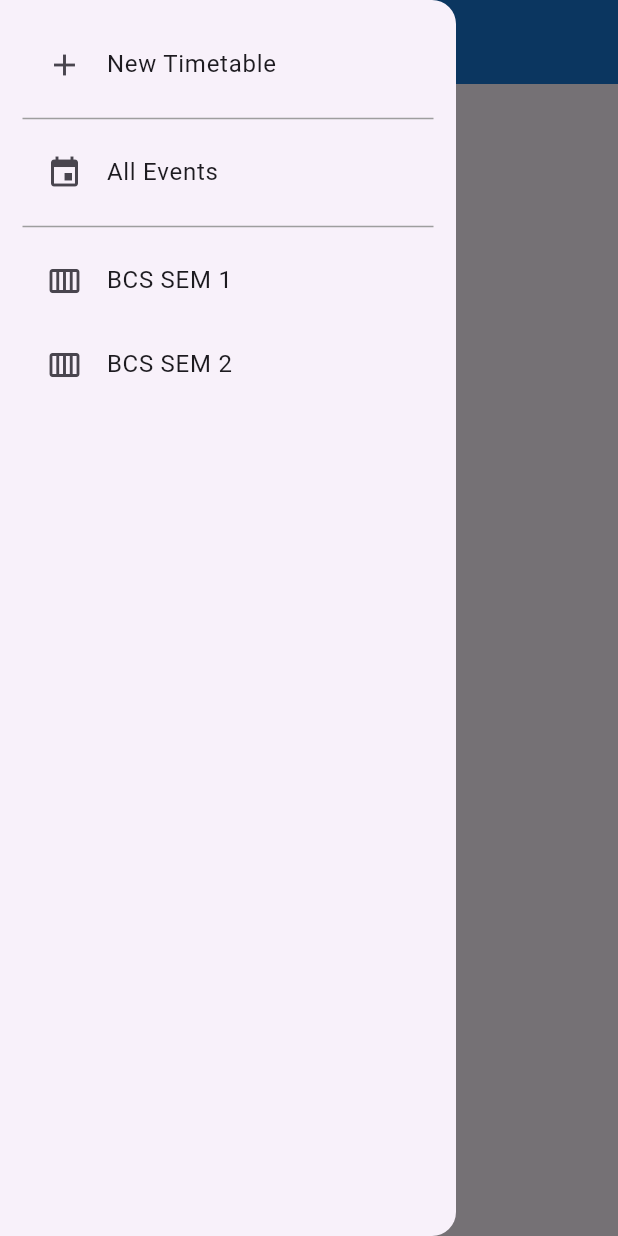
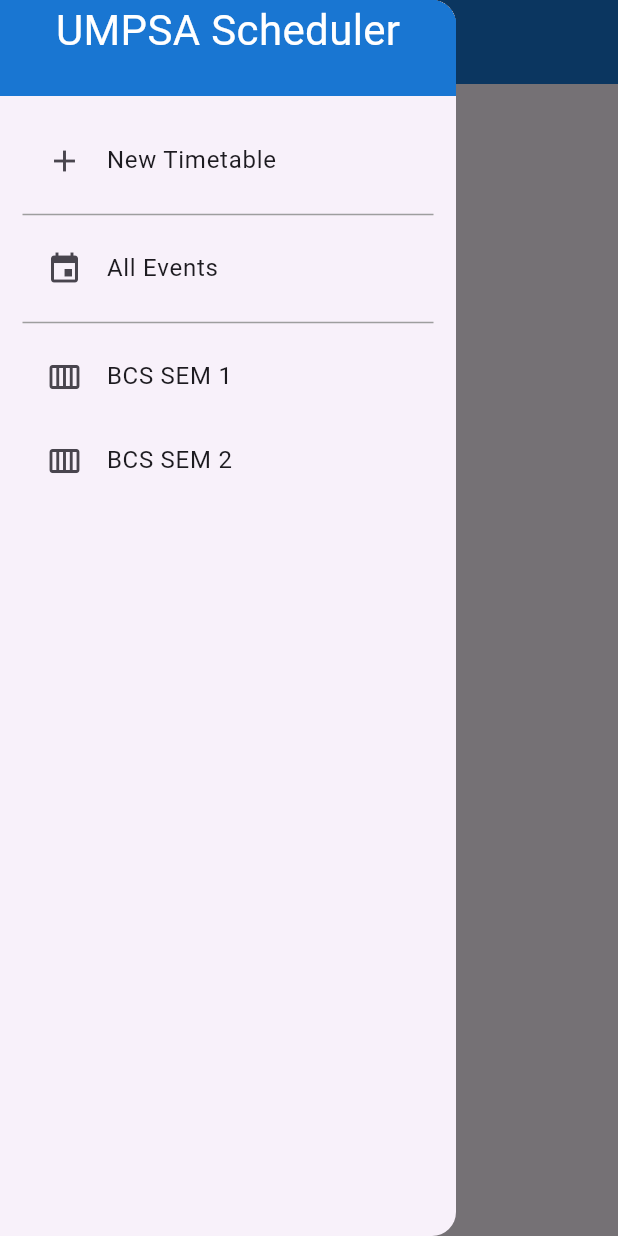
Before and after one commit to zhafranzainal/timetable_app, a Flutter app: the screen it shows after launch, with the side drawer open, on a phone screen of 412 x 824 dp. Run offline on Flutter 3.47's test engine with Material 3 defaults, Android fonts, the phone set to English and light mode, and no system bars.

```diff
--- a/lib/screens/add_timetable_screen.dart
+++ b/lib/screens/add_timetable_screen.dart
@@ -1,5 +1,6 @@
 import 'package:flutter/material.dart';
 import 'package:timetable_app/model/course_model.dart';
+import 'package:timetable_app/screens/home_page_screen.dart';
 
 class AddTimetableScreen extends StatefulWidget {
   const AddTimetableScreen({super.key});
@@ -27,6 +28,7 @@ class _AddTimetableScreenState extends State<AddTimetableScreen> {
   @override
   Widget build(BuildContext context) {
     return Scaffold(
+      drawer: const SidebarMenu(),
       appBar: AppBar(
         backgroundColor: Theme.of(context).colorScheme.inversePrimary,
         title: Text('New timetable'),
--- a/lib/screens/home_page_screen.dart
+++ b/lib/screens/home_page_screen.dart
@@ -10,12 +10,12 @@ class HomePageScreen extends StatelessWidget {
           title: const Text('Home'),
           backgroundColor: Colors.blue.shade700,
         ),
-        drawer: const NavigationDrawer(),
+        drawer: const SidebarMenu(),
       );
 }
 
-class NavigationDrawer extends StatelessWidget {
-  const NavigationDrawer({super.key});
+class SidebarMenu extends StatelessWidget {
+  const SidebarMenu({super.key});
 
   @override
   Widget build(BuildContext context) => Drawer(
@@ -31,9 +31,17 @@ class NavigationDrawer extends StatelessWidget {
 }
 
 Widget buildHeader(BuildContext context) => Container(
+      color: Colors.blue.shade700,
       padding: EdgeInsets.only(
         top: MediaQuery.of(context).padding.top,
+        bottom: 24,
       ),
+      child: const Column(children: [
+        Text(
+          'UMPSA Scheduler',
+          style: TextStyle(fontSize: 28, color: Colors.white),
+        )
+      ]),
     );
 
 Widget buildMenuItems(BuildContext context) => Container(
```
